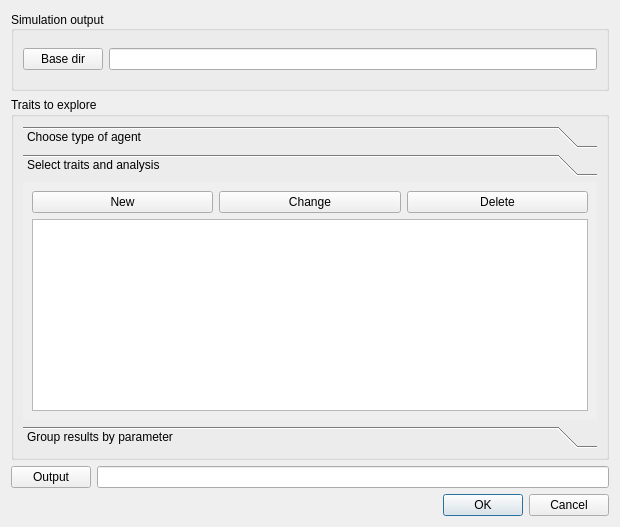
xrubio/pandora, file cassandra/uis/AgentAnalysis.ui: the form before one commit.
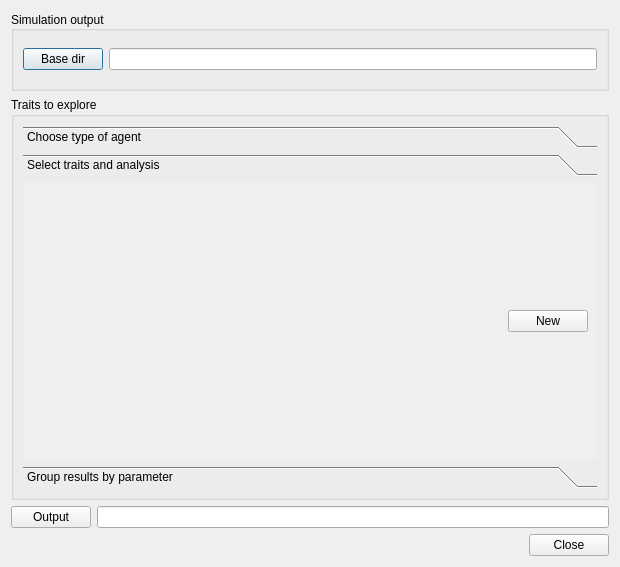
The form after the commit. The open tabs and pages were chosen to show the change.

Commit message: + Analysis of pandora results

What changed in the file:
```diff
--- a/cassandra/uis/AgentAnalysis.ui
+++ b/cassandra/uis/AgentAnalysis.ui
@@ -7,7 +7,7 @@
     <x>0</x>
     <y>0</y>
     <width>620</width>
-    <height>362</height>
+    <height>567</height>
    </rect>
   </property>
   <property name="windowTitle">
@@ -61,7 +61,10 @@
      </property>
      <layout class="QVBoxLayout" name="verticalLayout_5">
       <item>
-       <widget class="QToolBox" name="agentAnalysis">
+       <widget class="QToolBox" name="exploreConfig">
+        <property name="enabled">
+         <bool>true</bool>
+        </property>
         <property name="sizePolicy">
          <sizepolicy hsizetype="Preferred" vsizetype="MinimumExpanding">
           <horstretch>0</horstretch>
@@ -90,12 +93,15 @@
          </layout>
         </widget>
         <widget class="QWidget" name="page_2">
+         <property name="enabled">
+          <bool>true</bool>
+         </property>
          <property name="geometry">
           <rect>
            <x>0</x>
            <y>0</y>
-           <width>571</width>
-           <height>115</height>
+           <width>94</width>
+           <height>35</height>
           </rect>
          </property>
          <attribute name="label">
@@ -103,33 +109,39 @@
          </attribute>
          <layout class="QVBoxLayout" name="verticalLayout_2">
           <item>
-           <layout class="QHBoxLayout" name="horizontalLayout">
+           <layout class="QVBoxLayout" name="analysisLayout">
             <item>
-             <widget class="QPushButton" name="newTraitButton">
-              <property name="text">
-               <string>New</string>
-              </property>
-             </widget>
-            </item>
-            <item>
-             <widget class="QPushButton" name="changeTraitButton">
-              <property name="text">
-               <string>Change</string>
-              </property>
-             </widget>
-            </item>
-            <item>
-             <widget class="QPushButton" name="deleteTraitButton">
-              <property name="text">
-               <string>Delete</string>
-              </property>
-             </widget>
+             <layout class="QHBoxLayout" name="horizontalLayout">
+              <item>
+               <spacer name="horizontalSpacer">
+                <property name="orientation">
+                 <enum>Qt::Horizontal</enum>
+                </property>
+                <property name="sizeHint" stdset="0">
+                 <size>
+                  <width>40</width>
+                  <height>20</height>
+                 </size>
+                </property>
+               </spacer>
+              </item>
+              <item>
+               <widget class="QPushButton" name="newTrait">
+                <property name="sizePolicy">
+                 <sizepolicy hsizetype="Fixed" vsizetype="Fixed">
+                  <horstretch>0</horstretch>
+                  <verstretch>0</verstretch>
+                 </sizepolicy>
+                </property>
+                <property name="text">
+                 <string>New</string>
+                </property>
+               </widget>
+              </item>
+             </layout>
             </item>
            </layout>
           </item>
-          <item>
-           <widget class="QListWidget" name="chosenTraits"/>
-          </item>
          </layout>
         </widget>
         <widget class="QWidget" name="page_3">
@@ -188,7 +200,7 @@
       <enum>Qt::Horizontal</enum>
      </property>
      <property name="standardButtons">
-      <set>QDialogButtonBox::Cancel|QDialogButtonBox::Ok</set>
+      <set>QDialogButtonBox::Close</set>
      </property>
     </widget>
    </item>
```
Left out of the diff: 48 changed lines with no effect on the pictures. The commit also changes 9 other files.
